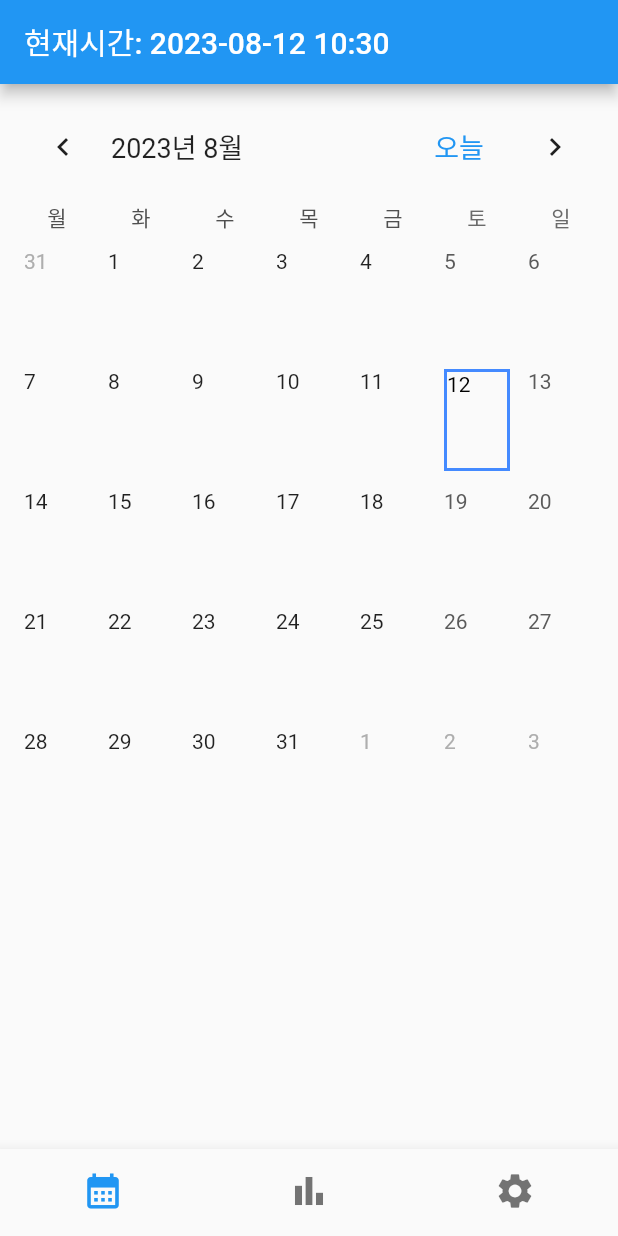
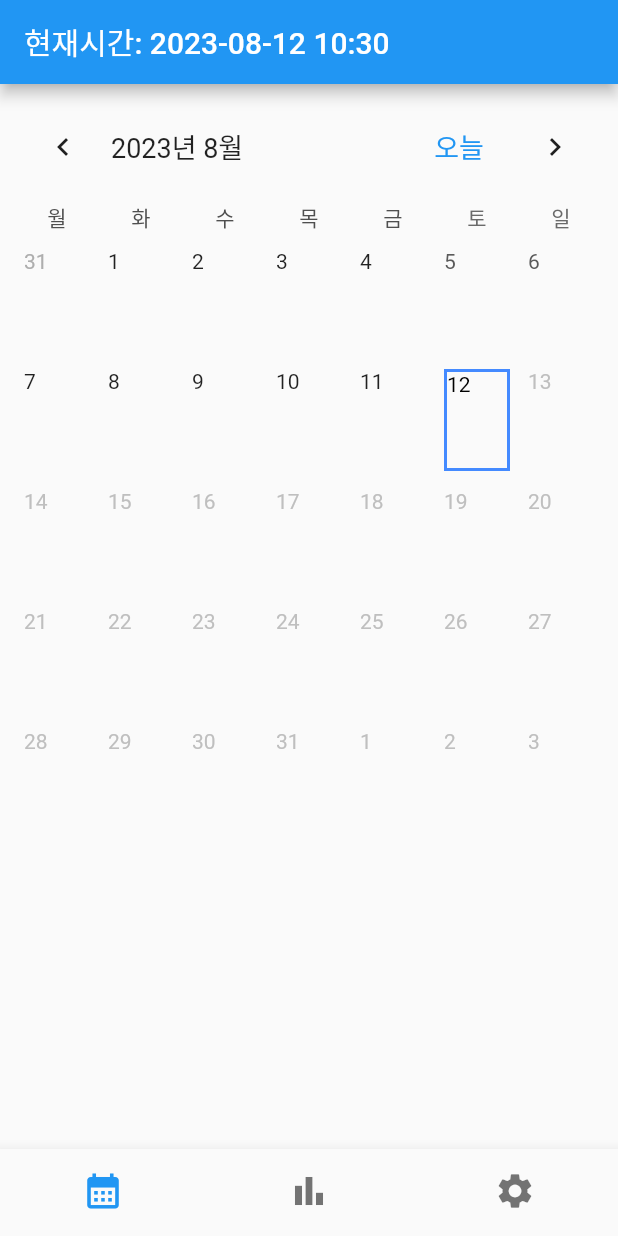
Before and after one commit to Hyeongbok-Jeon/day_condition, a Flutter app: the screen it shows after launch, on a phone screen of 412 x 824 dp. Run offline on Flutter 3.47's test engine with Material 2 defaults, Android fonts, the light colour scheme and no system bars; drawn by our look-alikes of table_calendar; our stand-ins replace firebase_auth, firebase_core, firebase_database, fl_chart, flutter_colorpicker, flutter_rating_bar; accounts and stored records are empty; network calls fail.

Commit message:
- 내일 이후 날짜 비활성화 처리

```diff
--- a/lib/canlendar.dart
+++ b/lib/canlendar.dart
@@ -441,6 +441,7 @@ class _CanlendarState extends State<Canlendar> {
                 lastDay: kLastDay,
                 focusedDay: _focusedDay,
                 selectedDayPredicate: (day) => isSameDay(_selectedDay, day),
+                enabledDayPredicate: (day) => DateTime.now().compareTo(day) == 1,
                 rangeStartDay: _rangeStart,
                 rangeEndDay: _rangeEnd,
                 calendarFormat: _calendarFormat,
@@ -538,7 +539,9 @@ class _CanlendarState extends State<Canlendar> {
                             }
                             return Column(
                               children: [
-                                SizedBox(height: MediaQuery.of(context).size.height * 0.035,),
+                                Container(
+                                  decoration: borderForDebug,
+                                ),
                                 Container(
                                   // width: MediaQuery.of(context).size.width * 0.2,
                                   // padding: EdgeInsets.only(top: MediaQuery.of(context).size.height * 0.035),
```
